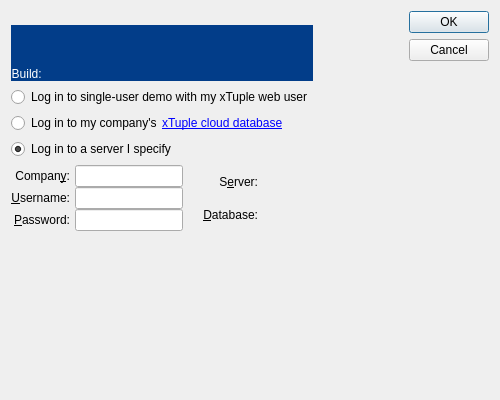
First picture: the form in common/login2.ui, repository knowhow/xtuple, before the edit.
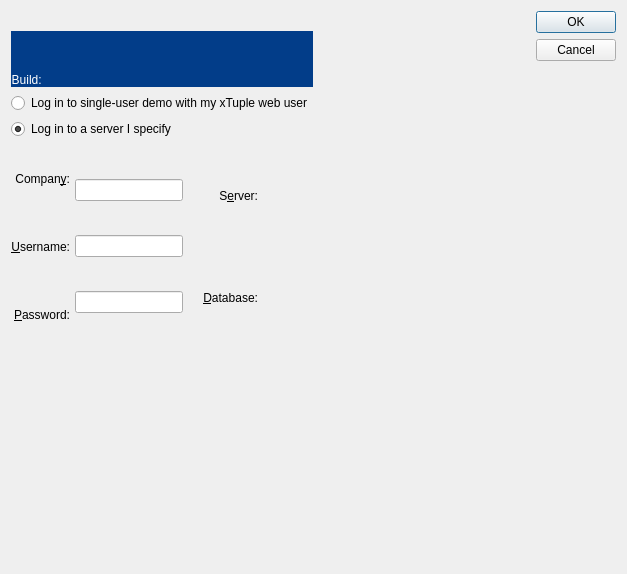
Second picture: the form after the edit. Icons and pictures are not drawn.

Diff of the .ui file:
```diff
--- a/common/login2.ui
+++ b/common/login2.ui
@@ -13,8 +13,8 @@
    <rect>
     <x>0</x>
     <y>0</y>
-    <width>500</width>
-    <height>400</height>
+    <width>627</width>
+    <height>574</height>
    </rect>
   </property>
   <property name="windowTitle">
@@ -33,7 +33,11 @@
          <item>
           <widget class="QLabel" name="_logo">
            <property name="text">
-            <string/>
+            <string>&lt;!DOCTYPE HTML PUBLIC &quot;-//W3C//DTD HTML 4.0//EN&quot; &quot;http://www.w3.org/TR/REC-html40/strict.dtd&quot;&gt;
+&lt;html&gt;&lt;head&gt;&lt;meta name=&quot;qrichtext&quot; content=&quot;1&quot; /&gt;&lt;style type=&quot;text/css&quot;&gt;
+p, li { white-space: pre-wrap; }
+&lt;/style&gt;&lt;/head&gt;&lt;body style=&quot; font-family:'Lucida Grande'; font-size:13pt; font-weight:400; font-style:normal;&quot;&gt;
+&lt;p align=&quot;center&quot; style=&quot; margin-top:0px; margin-bottom:0px; margin-left:0px; margin-right:0px; -qt-block-indent:0; text-indent:0px;&quot;&gt;&lt;img src=&quot;:/login/images/login_p1.png&quot; /&gt;&lt;/p&gt;&lt;/body&gt;&lt;/html&gt;</string>
            </property>
            <property name="pixmap">
             <pixmap resource="xTupleCommon.qrc">:/login/images/splashXTuple.png</pixmap>
@@ -2486,26 +2490,6 @@
          <property name="spacing">
           <number>0</number>
          </property>
-         <item>
-          <widget class="QRadioButton" name="_cloudOption">
-           <property name="text">
-            <string>Log in to my company's</string>
-           </property>
-          </widget>
-         </item>
-         <item>
-          <widget class="QLabel" name="_cloudLink">
-           <property name="sizePolicy">
-            <sizepolicy hsizetype="Expanding" vsizetype="Preferred">
-             <horstretch>0</horstretch>
-             <verstretch>0</verstretch>
-            </sizepolicy>
-           </property>
-           <property name="text">
-            <string>&lt;a href=&quot;cloud&quot;&gt;xTuple cloud database&lt;/a&gt;</string>
-           </property>
-          </widget>
-         </item>
         </layout>
        </item>
        <item>
@@ -2797,16 +2781,27 @@
          <enum>Qt::Vertical</enum>
         </property>
         <property name="sizeType">
-         <enum>QSizePolicy::Expanding</enum>
+         <enum>QSizePolicy::Fixed</enum>
         </property>
         <property name="sizeHint" stdset="0">
          <size>
           <width>20</width>
-          <height>0</height>
+          <height>10</height>
          </size>
         </property>
        </spacer>
       </item>
+      <item>
+       <widget class="QLabel" name="label">
+        <property name="text">
+         <string>&lt;!DOCTYPE HTML PUBLIC &quot;-//W3C//DTD HTML 4.0//EN&quot; &quot;http://www.w3.org/TR/REC-html40/strict.dtd&quot;&gt;
+&lt;html&gt;&lt;head&gt;&lt;meta name=&quot;qrichtext&quot; content=&quot;1&quot; /&gt;&lt;style type=&quot;text/css&quot;&gt;
+p, li { white-space: pre-wrap; }
+&lt;/style&gt;&lt;/head&gt;&lt;body style=&quot; font-family:'Lucida Grande'; font-size:13pt; font-weight:400; font-style:normal;&quot;&gt;
+&lt;p align=&quot;center&quot; style=&quot; margin-top:0px; margin-bottom:0px; margin-left:0px; margin-right:0px; -qt-block-indent:0; text-indent:0px;&quot;&gt;&lt;img src=&quot;:/login/images/poweredbyxtuple_transparent.gif&quot; /&gt;&lt;/p&gt;&lt;/body&gt;&lt;/html&gt;</string>
+        </property>
+       </widget>
+      </item>
      </layout>
     </widget>
    </item>
```
Left out of the diff: 33 changed lines with no effect on the pictures.
